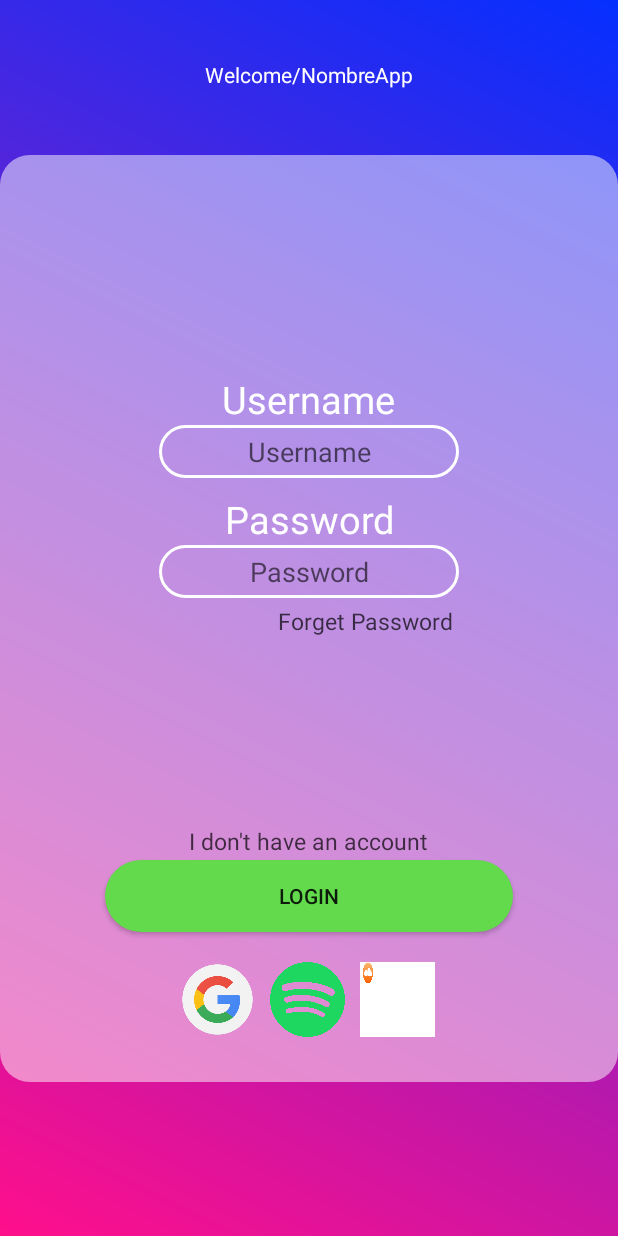
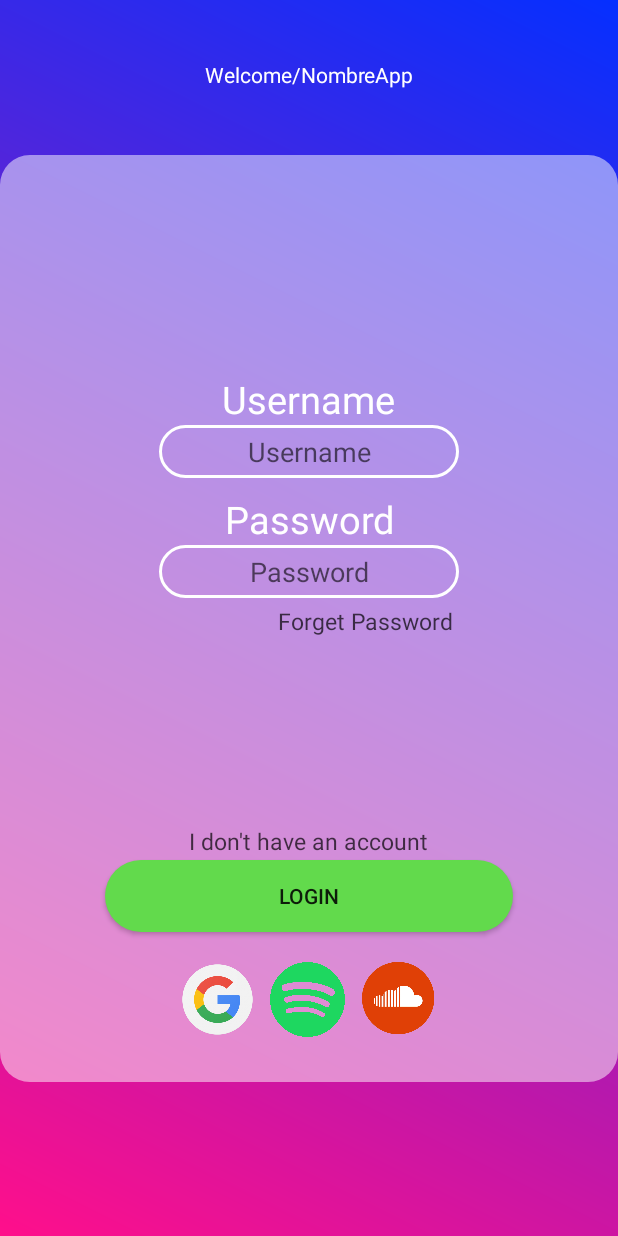
Before and after one commit to David-Francesch/TFG, an Android app: the loginv2 screen opened directly, with no data from a screen before it, on a phone screen of 412 x 824 dp. Run offline under Robolectric (Android 15) with nearby library versions, the phone set to English and light mode, and no system bars.

Commit message:
logo soundcloud

```diff
--- a/app/src/main/res/layout/activity_loginv2.xml
+++ b/app/src/main/res/layout/activity_loginv2.xml
@@ -148,11 +148,11 @@
 
         <ImageButton
             android:id="@+id/soundcloudlogo"
-            android:layout_width="50dp"
-            android:layout_height="50dp"
-            android:layout_marginLeft="240dp"
+            android:layout_width="60dp"
+            android:layout_height="60dp"
+            android:layout_marginLeft="235dp"
             android:background="@drawable/soundcloudlogo"
-            android:layout_marginBottom="30dp"
+            android:layout_marginBottom="26dp"
             android:layout_alignParentBottom="true"
             app:layout_constraintBottom_toBottomOf="parent"
             app:layout_constraintEnd_toEndOf="parent"
```
Also changed, not shown: app/src/main/res/drawable/soundcloudlogo.png.
